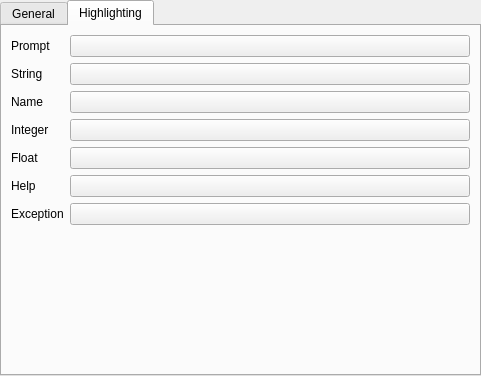
Old version of the form kate/plugins/pate/src/plugins/console/config.ui in the repository KDE/kate.
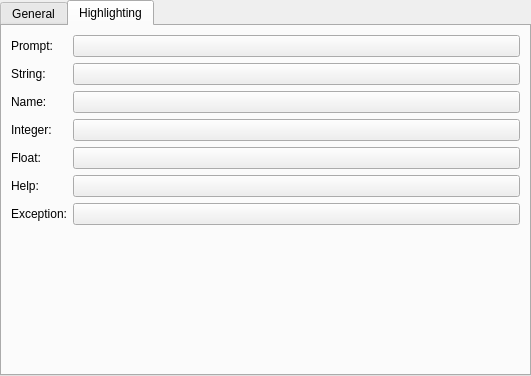
New version of the form. Custom widgets are drawn as their Qt base class.

Commit message: Labels to list boxes, input fields, etc. should end in colon. http://techbase.kde.org/Projects/Usability/HIG/Form_Label_Alignment

```diff
--- a/kate/plugins/pate/src/plugins/console/config.ui
+++ b/kate/plugins/pate/src/plugins/console/config.ui
@@ -6,7 +6,7 @@
    <rect>
     <x>0</x>
     <y>0</y>
-    <width>481</width>
+    <width>531</width>
     <height>376</height>
    </rect>
   </property>
@@ -78,7 +78,7 @@
     <item row="0" column="0">
      <widget class="QLabel" name="promptLabel">
       <property name="text">
-       <string>Prompt</string>
+       <string>Prompt:</string>
       </property>
       <property name="buddy">
        <cstring>promptColour</cstring>
@@ -91,7 +91,7 @@
     <item row="1" column="0">
      <widget class="QLabel" name="stringLabel">
       <property name="text">
-       <string>String</string>
+       <string>String:</string>
       </property>
       <property name="buddy">
        <cstring>stringColour</cstring>
@@ -104,7 +104,7 @@
     <item row="2" column="0">
      <widget class="QLabel" name="nameLabel">
       <property name="text">
-       <string>Name</string>
+       <string>Name:</string>
       </property>
       <property name="buddy">
        <cstring>nameColour</cstring>
@@ -117,7 +117,7 @@
     <item row="3" column="0">
      <widget class="QLabel" name="integerLabel">
       <property name="text">
-       <string>Integer</string>
+       <string>Integer:</string>
       </property>
       <property name="buddy">
        <cstring>integerColour</cstring>
@@ -130,7 +130,7 @@
     <item row="4" column="0">
      <widget class="QLabel" name="floatLabel">
       <property name="text">
-       <string>Float</string>
+       <string>Float:</string>
       </property>
       <property name="buddy">
        <cstring>floatColour</cstring>
@@ -143,7 +143,7 @@
     <item row="5" column="0">
      <widget class="QLabel" name="helpLabel">
       <property name="text">
-       <string>Help</string>
+       <string>Help:</string>
       </property>
       <property name="buddy">
        <cstring>helpColour</cstring>
@@ -156,7 +156,7 @@
     <item row="6" column="0">
      <widget class="QLabel" name="exceptionLabel">
       <property name="text">
-       <string>Exception</string>
+       <string>Exception:</string>
       </property>
       <property name="buddy">
        <cstring>exceptionColour</cstring>
```
Left out of the diff: 4 changed lines with no effect on the pictures. The commit also changes 3 other files.
